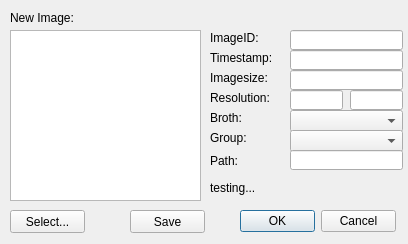
Before: the Qt Designer form StreptoDB/UploadDialog.ui in alexjanssen/StreptoDB, drawn with Qt 5.
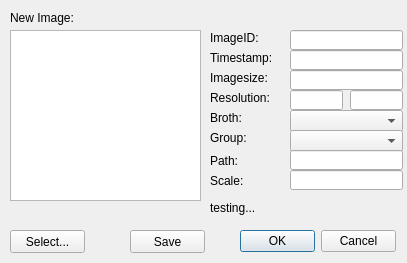
After: the same form once the commit is applied.

Commit message: too much -the whole modell, gui and dbcontroller updated to fit scale in -able to load huge pictures, in trade for accuracy -and everything else

The edit to the form file:
```diff
--- a/StreptoDB/UploadDialog.ui
+++ b/StreptoDB/UploadDialog.ui
@@ -6,8 +6,8 @@
    <rect>
     <x>0</x>
     <y>0</y>
-    <width>408</width>
-    <height>244</height>
+    <width>407</width>
+    <height>263</height>
    </rect>
   </property>
   <property name="windowTitle">
@@ -17,7 +17,7 @@
    <property name="geometry">
     <rect>
      <x>240</x>
-     <y>210</y>
+     <y>230</y>
      <width>156</width>
      <height>23</height>
     </rect>
@@ -43,7 +43,7 @@
    <property name="geometry">
     <rect>
      <x>10</x>
-     <y>210</y>
+     <y>230</y>
      <width>75</width>
      <height>23</height>
     </rect>
@@ -187,7 +187,7 @@
    <property name="geometry">
     <rect>
      <x>210</x>
-     <y>180</y>
+     <y>200</y>
      <width>191</width>
      <height>16</height>
     </rect>
@@ -200,7 +200,7 @@
    <property name="geometry">
     <rect>
      <x>130</x>
-     <y>210</y>
+     <y>230</y>
      <width>75</width>
      <height>23</height>
     </rect>
@@ -262,6 +262,29 @@
     </rect>
    </property>
   </widget>
+  <widget class="QLineEdit" name="line_scale">
+   <property name="geometry">
+    <rect>
+     <x>290</x>
+     <y>170</y>
+     <width>113</width>
+     <height>20</height>
+    </rect>
+   </property>
+  </widget>
+  <widget class="QLabel" name="label_14">
+   <property name="geometry">
+    <rect>
+     <x>210</x>
+     <y>170</y>
+     <width>71</width>
+     <height>21</height>
+    </rect>
+   </property>
+   <property name="text">
+    <string>Scale:</string>
+   </property>
+  </widget>
  </widget>
  <resources/>
  <connections>
```
The commit also changes 19 other files.
